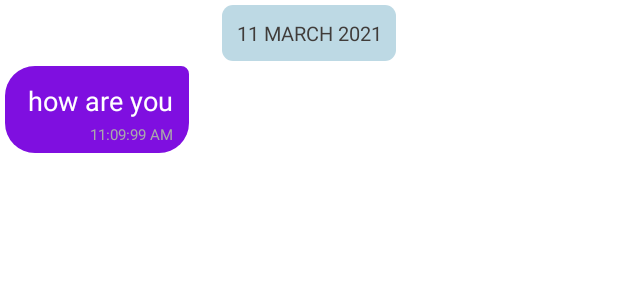
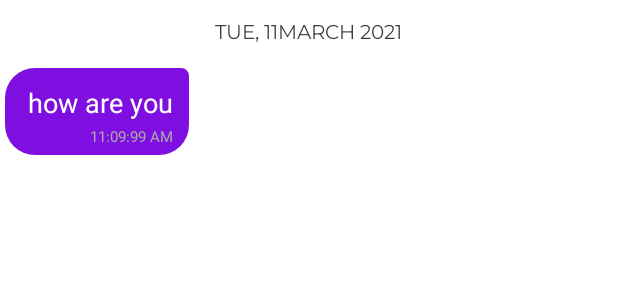
Before and after one commit to himanshuDevloperJha/Eduistein_SchoolApp_2021, an Android app: the layout custom_chatlayout.xml on its own in the app's theme, with its tools: preview values and no code run, on a phone screen of 412 x 824 dp. Shown: the top 300 px of the screen. Run offline under Robolectric (Android 15) with nearby library versions, the phone set to English and light mode, and no system bars; Roboto replaces fonts that are not available here.

Commit message:
Updated Chat UI

```diff
--- a/app/src/main/res/layout/activity_chat.xml
+++ b/app/src/main/res/layout/activity_chat.xml
@@ -17,8 +17,7 @@
         <androidx.appcompat.widget.Toolbar
             android:id="@+id/toolbar_chat"
             app:title="Chat"
-            app:titleTextColor="@android:color/white"
-            android:background="@color/colorpurple"
+            app:titleTextColor="@color/purpleNew"
             android:layout_width="match_parent"
             android:layout_height="?actionBarSize"
             app:layout_scrollFlags="scroll"/>
--- a/app/src/main/res/layout/custom_chatlayout.xml
+++ b/app/src/main/res/layout/custom_chatlayout.xml
@@ -13,84 +13,82 @@
         android:layout_width="wrap_content"
         android:layout_height="wrap_content"
         android:layout_centerInParent="true"
-        android:background="@drawable/date_back"
+        android:layout_gravity="center"
+        android:fontFamily="@font/montserrat"
         android:gravity="center"
         android:padding="9dp"
-        android:layout_gravity="center"
-        android:text="11 March 2021"
+        android:text="Tue, 11March 2021"
         android:textAllCaps="true"
-        android:textSize="13sp"
         android:textColor="#403C3A"
-        />
+        android:textSize="13sp" />
     <LinearLayout
         android:layout_width="match_parent"
         android:layout_marginTop="3dp"
         android:layout_height="wrap_content"
         android:orientation="vertical"
         android:id="@+id/ll_chat">
+
         <LinearLayout
+            android:id="@+id/fr_chat"
             android:layout_width="wrap_content"
-            android:id="@+id/fr_chat"
-            android:padding="5dp"
-            android:background="@drawable/rounded_corner1"
             android:layout_height="wrap_content"
             android:layout_alignParentTop="true"
-            >
+            android:background="@drawable/rounded_corner1"
+            android:padding="5dp"
+            android:paddingStart="10dp"
+            android:paddingEnd="10dp">
 
             <TextView
+                android:id="@+id/tv_chatdate"
                 android:layout_width="wrap_content"
+                android:layout_height="wrap_content"
+                android:layout_marginLeft="10dp"
                 android:textColor="#E6E2E0"
-                android:visibility="gone"
                 android:textSize="10dp"
-                android:layout_marginLeft="10dp"
-                android:id="@+id/tv_chatdate"
-                android:layout_height="wrap_content"/>
+                android:visibility="gone" />
+
             <LinearLayout
                 android:layout_width="wrap_content"
-                android:orientation="vertical"
-                android:layout_height="wrap_content">
+                android:layout_height="wrap_content"
+                android:orientation="vertical">
+
                 <TextView
                     android:id="@+id/tv_msguser"
-                    android:visibility="gone"
                     android:layout_width="wrap_content"
                     android:layout_height="wrap_content"
+                    android:layout_gravity="left"
+                    android:layout_marginLeft="5dp"
+                    android:layout_marginRight="5dp"
+                    android:fontFamily="sans-serif"
+                    android:gravity="right"
                     android:textColor="@android:color/darker_gray"
-                    android:layout_gravity="left"
-                    android:layout_marginRight="5dp"
-                    android:layout_marginLeft="5dp"
-                    android:gravity="right"
                     android:textSize="11dp"
-                    android:fontFamily="sans-serif"
-                    />
+                    android:visibility="gone" />
 
                 <TextView
+                    android:id="@+id/tv_chatmsg"
                     android:layout_width="wrap_content"
-                    android:textSize="18dp"
+                    android:layout_height="wrap_content"
                     android:paddingLeft="10dp"
+                    android:paddingTop="5dp"
+                    android:paddingRight="5dp"
                     android:paddingBottom="3dp"
-                    android:paddingRight="5dp"
-                    android:paddingTop="5dp"
                     android:text="how are you"
                     android:textColor="@android:color/white"
-                    android:id="@+id/tv_chatmsg"
-                    android:layout_height="wrap_content"/>
+                    android:textSize="18dp" />
 
                 <TextView
                     android:id="@+id/tv_msgtime"
                     android:layout_width="wrap_content"
                     android:layout_height="wrap_content"
-                    android:textColor="@android:color/darker_gray"
                     android:layout_gravity="bottom|right"
                     android:layout_marginRight="5dp"
+                    android:fontFamily="sans-serif"
                     android:gravity="right"
                     android:text="11:09:99 AM"
-                    android:textSize="10dp"
-                    android:fontFamily="sans-serif"
-                    />
+                    android:textColor="@android:color/darker_gray"
+                    android:textSize="10dp" />
             </LinearLayout>
-
-
-
 
 
         </LinearLayout>
```
Also changed, not shown: app/src/main/res/layout/activity_payfeess.xml (+0 -7 lines), app/src/main/res/layout/message_area.xml (+27 -12 lines), app/src/main/res/drawable/send_btn.png (added).
